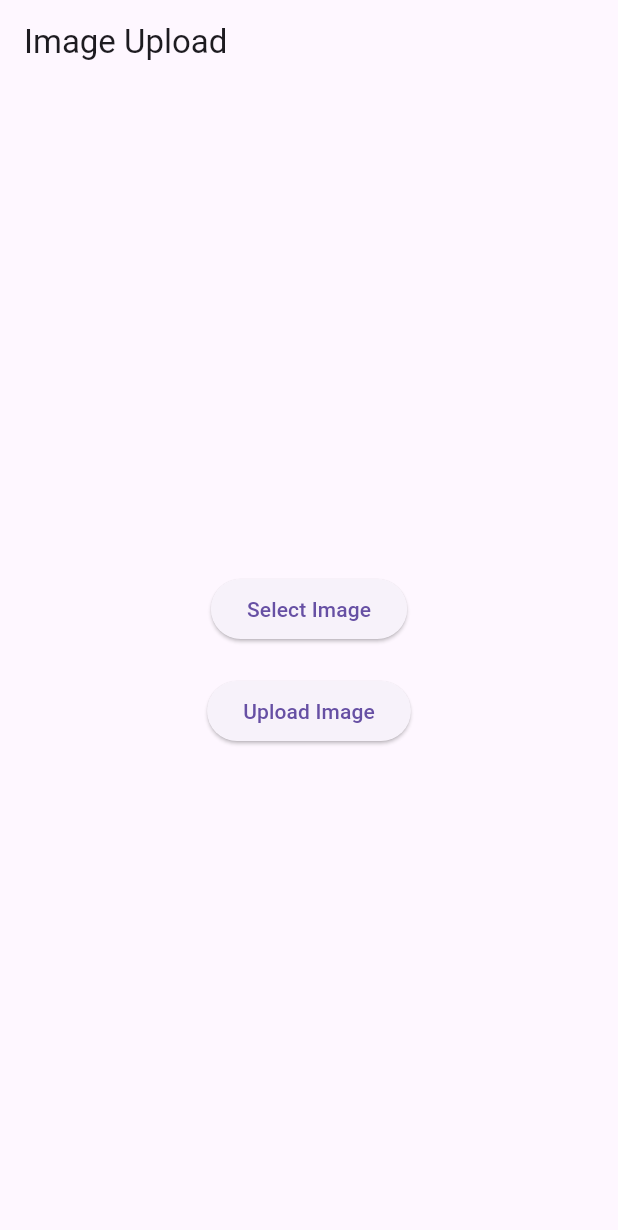
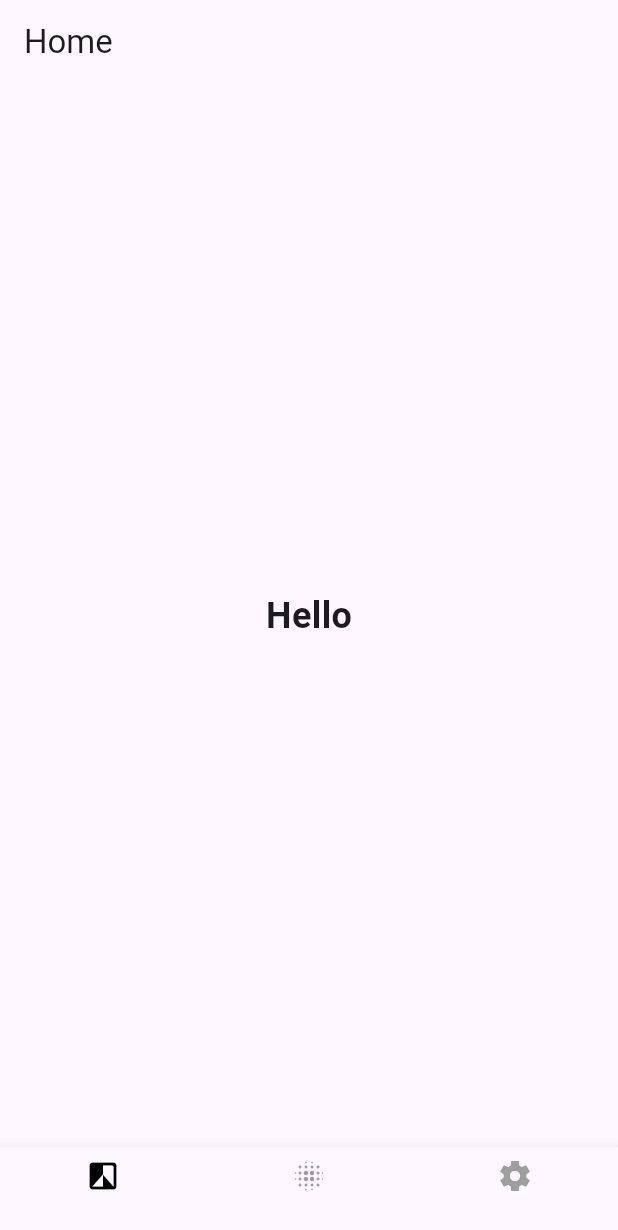
Before and after one commit to yousuf-4594/Image-Inpainting-App, a Flutter app: the screen it shows after launch, on a phone screen of 412 x 824 dp. Shown: the top 1230 px of the screen. Run offline on Flutter 3.47's test engine with Material 3 defaults, Android fonts, the phone set to English and light mode, and no system bars; our stand-ins replace flutter_svg, image_picker.

Commit message:
added: -navbar -app icon -changed app name

```diff
--- a/lib/main.dart
+++ b/lib/main.dart
@@ -1,9 +1,14 @@
-import 'dart:convert';
-import 'dart:io';
 import 'package:flutter/material.dart';
-import 'package:http/http.dart' as http;
-import 'package:image_picker/image_picker.dart';
-import 'package:path/path.dart';
+import 'package:image_inpainting/screens/ai_screen.dart';
+import 'package:image_inpainting/screens/home_screen.dart';
+import 'package:image_inpainting/screens/settings_screen.dart';
+
+void main() {
+  runApp(MaterialApp(
+    debugShowCheckedModeBanner: false,
+    home: MyApp(),
+  ));
+}
 
 class MyApp extends StatefulWidget {
   @override
@@ -11,92 +16,73 @@ class MyApp extends StatefulWidget {
 }
 
 class _MyAppState extends State<MyApp> {
-  File? _image;
-  Image? _uploadedImage;
+  int _selectedIndex = 0;
+  late PageController _pageController;
 
-  Future<void> _getImage() async {
-    print("[INFO] Get Image button pressed");
-    final imagePicker = ImagePicker();
-    final pickedFile = await imagePicker.pickImage(source: ImageSource.gallery);
-    if (pickedFile != null) {
-      setState(() {
-        _image = File(pickedFile.path);
-      });
-    }
+  @override
+  void initState() {
+    super.initState();
+    _pageController = PageController(initialPage: _selectedIndex);
   }
 
-  Future<void> _uploadImage() async {
-    if (_image == null) {
-      return;
-    }
+  @override
+  void dispose() {
+    _pageController.dispose();
+    super.dispose();
+  }
 
-    final apiUrl = 'https://wicked-walls-unite.loca.lt/api/inpaint/';
-    try {
-      var request = http.MultipartRequest('POST', Uri.parse(apiUrl));
-      request.fields['text'] = 'Your text data here'; // Add your text data here
-      request.files.add(
-        http.MultipartFile(
-          'image',
-          File(_image!.path).readAsBytes().asStream(),
-          File(_image!.path).lengthSync(),
-          filename: basename(_image!.path),
-        ),
+  void _onItemTapped(int index) {
+    setState(() {
+      _selectedIndex = index;
+      _pageController.animateToPage(
+        index,
+        duration: Duration(milliseconds: 300),
+        curve: Curves.ease,
       );
-
-      var response = await http.Response.fromStream(await request.send());
-
-      if (response.statusCode == 200) {
-        // Handle success
-        setState(() {
-          _uploadedImage = Image.memory(response.bodyBytes);
-        });
-        print('Image uploaded successfully');
-      } else {
-        // Handle error
-        print('Failed to upload image: ${response.statusCode}');
-      }
-    } catch (e) {
-      // Handle network errors or exceptions
-      print('Exception: $e');
-    }
+    });
   }
 
   @override
   Widget build(BuildContext context) {
-    return Scaffold(
-      appBar: AppBar(
-        title: Text('Image Upload'),
+    var scaffold = Scaffold(
+      body: PageView(
+        controller: _pageController,
+        onPageChanged: (index) {
+          setState(() {
+            _selectedIndex = index;
+          });
+        },
+        children: [
+          home_screen(),
+          ai_screen(),
+          settings_screen(),
+        ],
       ),
-      body: Center(
-        child: Column(
-          mainAxisAlignment: MainAxisAlignment.center,
-          children: [
-            if (_image != null) ...[
-              Image.file(_image!),
-              SizedBox(height: 20),
-            ],
-            ElevatedButton(
-              onPressed: _getImage,
-              child: Text('Select Image'),
-            ),
-            SizedBox(height: 20),
-            ElevatedButton(
-              onPressed: _uploadImage,
-              child: Text('Upload Image'),
-            ),
-            if(_uploadedImage != null)...[
-              SizedBox(height: 20,),
-              _uploadedImage!,
-            ]
-          ],
+      bottomNavigationBar: navbar_widget(),
+    );
+    return scaffold;
+  }
+
+  BottomNavigationBar navbar_widget() {
+    return BottomNavigationBar(
+      items: const <BottomNavigationBarItem>[
+        BottomNavigationBarItem(
+          icon: Icon(Icons.filter_b_and_w_rounded),
+          label: '',
         ),
-      ),
+        BottomNavigationBarItem(
+          icon: Icon(Icons.blur_on_rounded),
+          label: '',
+        ),
+        BottomNavigationBarItem(
+          icon: Icon(Icons.settings_sharp),
+          label: '',
+        ),
+      ],
+      currentIndex: _selectedIndex,
+      selectedItemColor: Colors.black,
+      unselectedItemColor: Colors.grey,
+      onTap: _onItemTapped,
     );
   }
 }
-
-void main() {
-  runApp(MaterialApp(
-    home: MyApp(),
-  ));
-}
--- /dev/null
+++ b/lib/screens/home_screen.dart
@@ -0,0 +1,26 @@
+import 'package:flutter/material.dart';
+
+class home_screen extends StatefulWidget {
+  @override
+  _home_screen createState() => _home_screen();
+}
+
+class _home_screen extends State<home_screen> {
+  @override
+  Widget build(BuildContext context) {
+    return Scaffold(
+      appBar: AppBar(
+        title: Text('Home'),
+      ),
+      body: Center(
+        child: Text(
+          'Hello',
+          style: TextStyle(
+            fontSize: 24,
+            fontWeight: FontWeight.bold,
+          ),
+        ),
+      ),
+    );
+  }
+}
--- a/pubspec.yaml
+++ b/pubspec.yaml
@@ -38,6 +38,7 @@ dependencies:
   http: ^1.2.1
   image_picker: ^1.1.0
   path: ^1.9.0
+  flutter_svg: ^2.0.10+1
 
 dev_dependencies:
   flutter_test:
@@ -62,7 +63,8 @@ flutter:
   uses-material-design: true
 
   # To add assets to your application, add an assets section, like this:
-  # assets:
+  assets:
+   - assets/
   #   - images/a_dot_burr.jpeg
   #   - images/a_dot_ham.jpeg
 
```
Also changed, not shown: lib/screens/ai_screen.dart (added, +168 -0 lines), lib/screens/settings_screen.dart (added, +26 -0 lines), lib/services/api_client.dart (deleted, +0 -45 lines), assets/cube.png (added), pubspec.lock, 6 other files.
